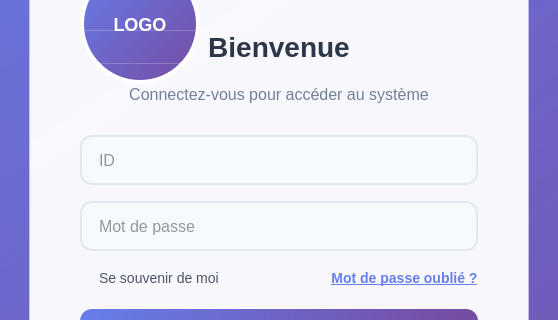
First picture: the form in login.ui, repository Mohamedrayenouerghui/Smart_Reaseach_Publication_Management, before the edit; both pictures show x 321 to 879 and y 172 to 492 of the 1200 by 800 pixel window.
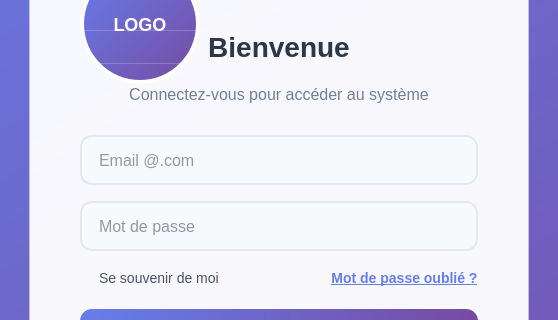
Second picture: the form after the edit. Icons and pictures are not drawn.

The edit to the form file:
```diff
--- a/login.ui
+++ b/login.ui
@@ -247,7 +247,7 @@
 }</string>
           </property>
           <property name="placeholderText">
-           <string>ID</string>
+           <string>Email @.com</string>
           </property>
          </widget>
         </item>
```
